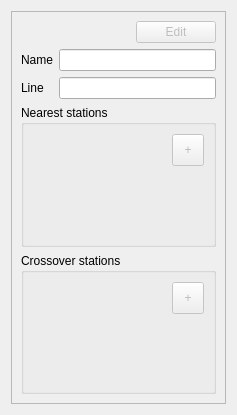
etengabeko/metromap, file ui/stationinfo.ui: the form before one commit.
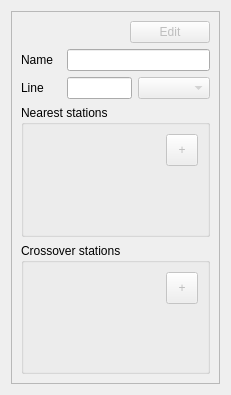
The form after the commit.

Commit message: Map settings in separated files, add line colors settings

```diff
--- a/ui/stationinfo.ui
+++ b/ui/stationinfo.ui
@@ -6,8 +6,8 @@
    <rect>
     <x>0</x>
     <y>0</y>
-    <width>237</width>
-    <height>415</height>
+    <width>231</width>
+    <height>395</height>
    </rect>
   </property>
   <layout class="QVBoxLayout" name="verticalLayout_2">
@@ -24,8 +24,8 @@
        <rect>
         <x>0</x>
         <y>0</y>
-        <width>217</width>
-        <height>395</height>
+        <width>211</width>
+        <height>375</height>
        </rect>
       </property>
       <layout class="QVBoxLayout" name="verticalLayout">
@@ -57,22 +57,32 @@
         </layout>
        </item>
        <item>
-        <layout class="QGridLayout" name="gridLayout">
-         <item row="0" column="0">
+        <layout class="QHBoxLayout" name="horizontalLayout_3">
+         <item>
           <widget class="QLabel" name="nameLabel">
+           <property name="minimumSize">
+            <size>
+             <width>40</width>
+             <height>0</height>
+            </size>
+           </property>
            <property name="text">
             <string>Name</string>
            </property>
           </widget>
          </item>
-         <item row="0" column="1">
+         <item>
           <widget class="QLineEdit" name="nameLineEdit">
            <property name="readOnly">
             <bool>true</bool>
            </property>
           </widget>
          </item>
-         <item row="1" column="0">
+        </layout>
+       </item>
+       <item>
+        <layout class="QHBoxLayout" name="horizontalLayout">
+         <item>
           <widget class="QLabel" name="label">
            <property name="sizePolicy">
             <sizepolicy hsizetype="Preferred" vsizetype="Minimum">
@@ -80,18 +90,31 @@
              <verstretch>0</verstretch>
             </sizepolicy>
            </property>
+           <property name="minimumSize">
+            <size>
+             <width>40</width>
+             <height>0</height>
+            </size>
+           </property>
            <property name="text">
             <string>Line</string>
            </property>
           </widget>
          </item>
-         <item row="1" column="1">
+         <item>
           <widget class="QLineEdit" name="lineLineEdit">
            <property name="readOnly">
             <bool>true</bool>
            </property>
           </widget>
          </item>
+         <item>
+          <widget class="QComboBox" name="lineColorComboBox">
+           <property name="enabled">
+            <bool>false</bool>
+           </property>
+          </widget>
+         </item>
         </layout>
        </item>
        <item>
```
The commit also changes 6 other files.
